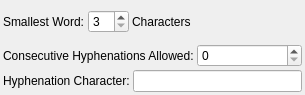
Before: the Qt Designer form scribus/ui/propertywidget_hyphenationbase.ui in scribusproject/scribus, drawn with Qt 5.
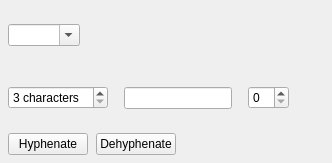
After: the same form once the commit is applied. Custom widgets are drawn as their Qt base class.

Patch:
```diff
--- a/scribus/ui/propertywidget_hyphenationbase.ui
+++ b/scribus/ui/propertywidget_hyphenationbase.ui
@@ -6,64 +6,80 @@
    <rect>
     <x>0</x>
     <y>0</y>
-    <width>305</width>
-    <height>95</height>
+    <width>332</width>
+    <height>163</height>
    </rect>
   </property>
   <layout class="QVBoxLayout" name="verticalLayout">
    <property name="spacing">
-    <number>3</number>
+    <number>8</number>
    </property>
    <property name="leftMargin">
-    <number>3</number>
+    <number>8</number>
    </property>
    <property name="topMargin">
-    <number>3</number>
+    <number>8</number>
    </property>
    <property name="rightMargin">
-    <number>3</number>
+    <number>8</number>
    </property>
    <property name="bottomMargin">
-    <number>3</number>
+    <number>8</number>
    </property>
    <item>
-    <layout class="QHBoxLayout" name="horizontalLayout">
+    <layout class="QHBoxLayout" name="horizontalLayout_4" stretch="0,1">
      <property name="spacing">
-      <number>3</number>
+      <number>16</number>
      </property>
      <item>
-      <widget class="QLabel" name="label">
-       <property name="text">
-        <string>Smallest Word:</string>
+      <widget class="FormWidget" name="labelLanguage">
+       <property name="sizePolicy">
+        <sizepolicy hsizetype="Preferred" vsizetype="Minimum">
+         <horstretch>0</horstretch>
+         <verstretch>0</verstretch>
+        </sizepolicy>
        </property>
-      </widget>
-     </item>
-     <item>
-      <widget class="QSpinBox" name="smallestWordSpinBox">
-       <property name="toolTip">
-        <string>Length of the smallest word to be hyphenated</string>
+       <property name="label" stdset="0">
+        <string>Language</string>
        </property>
-       <property name="minimum">
-        <number>3</number>
-       </property>
+       <layout class="QHBoxLayout" name="horizontalLayout_6">
+        <property name="spacing">
+         <number>4</number>
+        </property>
+        <property name="leftMargin">
+         <number>0</number>
+        </property>
+        <property name="topMargin">
+         <number>0</number>
+        </property>
+        <property name="rightMargin">
+         <number>0</number>
+        </property>
+        <property name="bottomMargin">
+         <number>0</number>
+        </property>
+        <item>
+         <widget class="QComboBox" name="langCombo">
+          <property name="toolTip">
+           <string>Text Language</string>
+          </property>
+          <property name="editable">
+           <bool>true</bool>
+          </property>
+         </widget>
+        </item>
+       </layout>
       </widget>
      </item>
      <item>
-      <widget class="QLabel" name="label_2">
-       <property name="text">
-        <string>Characters</string>
-       </property>
-      </widget>
-     </item>
-     <item>
-      <spacer name="horizontalSpacer">
+      <spacer name="horizontalSpacer_2">
        <property name="orientation">
-        <enum>Qt::Horizontal</enum>
+        <enum>Qt::Orientation::Horizontal</enum>
        </property>
        <property name="sizeHint" stdset="0">
         <size>
-         <width>40</width>
-         <height>20</height>
+         <width>0</width>
+         <height>0</height>
         </size>
        </property>
       </spacer>
@@ -71,50 +87,274 @@
     </layout>
    </item>
    <item>
-    <layout class="QHBoxLayout" name="horizontalLayout_2">
+    <layout class="QHBoxLayout" name="horizontalLayout_2" stretch="0,0,0,1">
      <property name="spacing">
-      <number>3</number>
+      <number>16</number>
      </property>
      <item>
-      <widget class="QLabel" name="label_3">
-       <property name="text">
-        <string>Consecutive Hyphenations Allowed:</string>
+      <widget class="FormWidget" name="labelSmallestWord">
+       <property name="sizePolicy">
+        <sizepolicy hsizetype="Preferred" vsizetype="Minimum">
+         <horstretch>0</horstretch>
+         <verstretch>0</verstretch>
+        </sizepolicy>
        </property>
+       <property name="label" stdset="0">
+        <string>Smallest Word</string>
+       </property>
+       <layout class="QHBoxLayout" name="horizontalLayout">
+        <property name="spacing">
+         <number>4</number>
+        </property>
+        <property name="leftMargin">
+         <number>0</number>
+        </property>
+        <property name="topMargin">
+         <number>0</number>
+        </property>
+        <property name="rightMargin">
+         <number>0</number>
+        </property>
+        <property name="bottomMargin">
+         <number>0</number>
+        </property>
+        <item>
+         <spacer name="horizontalSpacer_6">
+          <property name="orientation">
+           <enum>Qt::Orientation::Horizontal</enum>
+          </property>
+          <property name="sizeHint" stdset="0">
+           <size>
+            <width>0</width>
+            <height>0</height>
+           </size>
+          </property>
+         </spacer>
+        </item>
+        <item>
+         <widget class="QSpinBox" name="smallestWordSpinBox">
+          <property name="toolTip">
+           <string>Length of the smallest word to be hyphenated</string>
+          </property>
+          <property name="suffix">
+           <string> characters</string>
+          </property>
+          <property name="minimum">
+           <number>3</number>
+          </property>
+         </widget>
+        </item>
+        <item>
+         <spacer name="horizontalSpacer_5">
+          <property name="orientation">
+           <enum>Qt::Orientation::Horizontal</enum>
+          </property>
+          <property name="sizeHint" stdset="0">
+           <size>
+            <width>0</width>
+            <height>0</height>
+           </size>
+          </property>
+         </spacer>
+        </item>
+       </layout>
       </widget>
      </item>
      <item>
-      <widget class="QSpinBox" name="maxConsecutiveCountSpinBox">
-       <property name="toolTip">
-        <string>Maximum number of Hyphenations following each other.
+      <widget class="FormWidget" name="labelCharacter">
+       <property name="sizePolicy">
+        <sizepolicy hsizetype="Preferred" vsizetype="Minimum">
+         <horstretch>0</horstretch>
+         <verstretch>0</verstretch>
+        </sizepolicy>
+       </property>
+       <property name="label" stdset="0">
+        <string>Character</string>
+       </property>
+       <layout class="QHBoxLayout" name="horizontalLayout_5">
+        <property name="spacing">
+         <number>4</number>
+        </property>
+        <property name="leftMargin">
+         <number>0</number>
+        </property>
+        <property name="topMargin">
+         <number>0</number>
+        </property>
+        <property name="rightMargin">
+         <number>0</number>
+        </property>
+        <property name="bottomMargin">
+         <number>0</number>
+        </property>
+        <item>
+         <spacer name="horizontalSpacer_7">
+          <property name="orientation">
+           <enum>Qt::Orientation::Horizontal</enum>
+          </property>
+          <property name="sizeHint" stdset="0">
+           <size>
+            <width>0</width>
+            <height>0</height>
+           </size>
+          </property>
+         </spacer>
+        </item>
+        <item>
+         <widget class="QLineEdit" name="hyphenCharLineEdit">
+          <property name="toolTip">
+           <string>The character used for automatic hyphen. Can be empty.</string>
+          </property>
+          <property name="maxLength">
+           <number>1</number>
+          </property>
+         </widget>
+        </item>
+        <item>
+         <spacer name="horizontalSpacer_8">
+          <property name="orientation">
+           <enum>Qt::Orientation::Horizontal</enum>
+          </property>
+          <property name="sizeHint" stdset="0">
+           <size>
+            <width>0</width>
+            <height>0</height>
+           </size>
+          </property>
+         </spacer>
+        </item>
+       </layout>
+      </widget>
+     </item>
+     <item>
+      <widget class="FormWidget" name="labelConsecutiveHyphens">
+       <property name="sizePolicy">
+        <sizepolicy hsizetype="Preferred" vsizetype="Minimum">
+         <horstretch>0</horstretch>
+         <verstretch>0</verstretch>
+        </sizepolicy>
+       </property>
+       <property name="label" stdset="0">
+        <string>Consecutive</string>
+       </property>
+       <layout class="QHBoxLayout" name="horizontalLayout_3">
+        <property name="spacing">
+         <number>4</number>
+        </property>
+        <property name="leftMargin">
+         <number>0</number>
+        </property>
+        <property name="topMargin">
+         <number>0</number>
+        </property>
+        <property name="rightMargin">
+         <number>0</number>
+        </property>
+        <property name="bottomMargin">
+         <number>0</number>
+        </property>
+        <item>
+         <spacer name="horizontalSpacer">
+          <property name="orientation">
+           <enum>Qt::Orientation::Horizontal</enum>
+          </property>
+          <property name="sizeHint" stdset="0">
+           <size>
+            <width>0</width>
+            <height>0</height>
+           </size>
+          </property>
+         </spacer>
+        </item>
+        <item>
+         <widget class="QSpinBox" name="maxConsecutiveCountSpinBox">
+          <property name="toolTip">
+           <string>Maximum number of Hyphenations following each other.
 A value of 0 means unlimited hyphenations.</string>
-       </property>
+          </property>
+         </widget>
+        </item>
+        <item>
+         <spacer name="horizontalSpacer_4">
+          <property name="orientation">
+           <enum>Qt::Orientation::Horizontal</enum>
+          </property>
+          <property name="sizeHint" stdset="0">
+           <size>
+            <width>0</width>
+            <height>0</height>
+           </size>
+          </property>
+         </spacer>
+        </item>
+       </layout>
       </widget>
      </item>
+     <item>
+      <spacer name="horizontalSpacer_3">
+       <property name="orientation">
+        <enum>Qt::Orientation::Horizontal</enum>
+       </property>
+       <property name="sizeHint" stdset="0">
+        <size>
+         <width>0</width>
+         <height>0</height>
+        </size>
+       </property>
+      </spacer>
+     </item>
     </layout>
    </item>
    <item>
-    <layout class="QHBoxLayout" name="horizontalLayout_3">
+    <layout class="QHBoxLayout" name="horizontalLayout_7">
      <property name="spacing">
-      <number>3</number>
+      <number>8</number>
      </property>
      <item>
-      <widget class="QLabel" name="label_4">
+      <widget class="QPushButton" name="hyphenateButton">
+       <property name="toolTip">
+        <string>Hyphenate text</string>
+       </property>
        <property name="text">
-        <string>Hyphenation Character:</string>
+        <string>Hyphenate</string>
        </property>
       </widget>
      </item>
      <item>
-      <widget class="QLineEdit" name="hyphenCharLineEdit">
+      <widget class="QPushButton" name="dehyphenateButton">
        <property name="toolTip">
         <string>The character used for automatic hyphen. Can be empty.</string>
        </property>
+       <property name="text">
+        <string>Dehyphenate</string>
+       </property>
       </widget>
      </item>
+     <item>
+      <spacer name="horizontalSpacer_9">
+       <property name="orientation">
+        <enum>Qt::Orientation::Horizontal</enum>
+       </property>
+       <property name="sizeHint" stdset="0">
+        <size>
+         <width>0</width>
+         <height>20</height>
+        </size>
+       </property>
+      </spacer>
+     </item>
     </layout>
    </item>
   </layout>
  </widget>
+ <customwidgets>
+  <customwidget>
+   <class>FormWidget</class>
+   <extends>QWidget</extends>
+   <header>ui/widgets/form_widget.h</header>
+   <container>1</container>
+  </customwidget>
+ </customwidgets>
  <resources/>
  <connections/>
 </ui>
```
Left out of the diff: 2 changed lines with no effect on the pictures.
